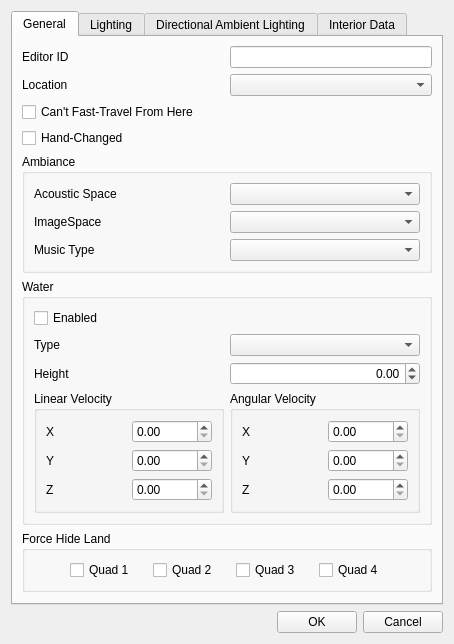
Before: the Qt Designer form native/src/DovahKit/ui/form_windows/cell.ui in DavidJCobb/DovahKit, drawn with Qt 5.
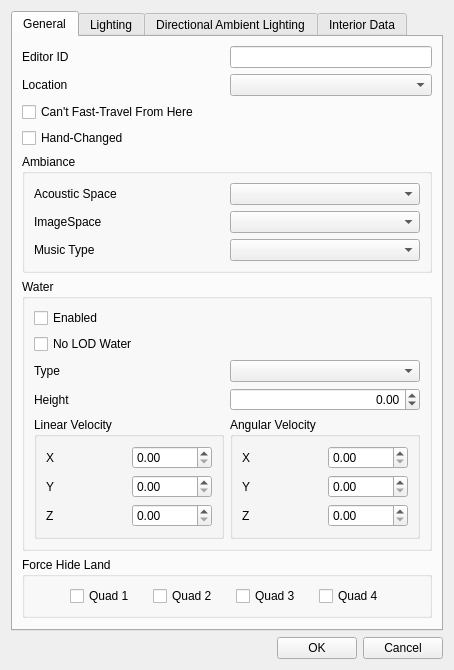
After: the same form once the commit is applied. The open tabs and pages were chosen to show the change. Custom widgets are drawn as their Qt base class.

What changed in the file:
```diff
--- a/native/src/DovahKit/ui/form_windows/cell.ui
+++ b/native/src/DovahKit/ui/form_windows/cell.ui
@@ -7,7 +7,7 @@
     <x>0</x>
     <y>0</y>
     <width>454</width>
-    <height>598</height>
+    <height>603</height>
    </rect>
   </property>
   <property name="windowTitle">
@@ -78,7 +78,103 @@
             </property>
            </widget>
           </item>
-          <item row="1" column="0">
+          <item row="4" column="1">
+           <widget class="QGroupBox" name="groupBox_5">
+            <property name="title">
+             <string>Angular Velocity</string>
+            </property>
+            <layout class="QGridLayout" name="gridLayout_7">
+             <item row="0" column="0">
+              <widget class="QLabel" name="label_8">
+               <property name="text">
+                <string>X</string>
+               </property>
+               <property name="buddy">
+                <cstring>waterAngularVelocityX</cstring>
+               </property>
+              </widget>
+             </item>
+             <item row="0" column="1">
+              <widget class="QDoubleSpinBox" name="waterAngularVelocityX"/>
+             </item>
+             <item row="1" column="1">
+              <widget class="QDoubleSpinBox" name="waterAngularVelocityY"/>
+             </item>
+             <item row="2" column="1">
+              <widget class="QDoubleSpinBox" name="waterAngularVelocityZ"/>
+             </item>
+             <item row="1" column="0">
+              <widget class="QLabel" name="label_11">
+               <property name="text">
+                <string>Y</string>
+               </property>
+               <property name="buddy">
+                <cstring>waterAngularVelocityY</cstring>
+               </property>
+              </widget>
+             </item>
+             <item row="2" column="0">
+              <widget class="QLabel" name="label_12">
+               <property name="text">
+                <string>Z</string>
+               </property>
+               <property name="buddy">
+                <cstring>waterAngularVelocityZ</cstring>
+               </property>
+              </widget>
+             </item>
+            </layout>
+           </widget>
+          </item>
+          <item row="4" column="0">
+           <widget class="QGroupBox" name="groupBox_4">
+            <property name="title">
+             <string>Linear Velocity</string>
+            </property>
+            <layout class="QGridLayout" name="gridLayout_6">
+             <item row="0" column="0">
+              <widget class="QLabel" name="label_7">
+               <property name="text">
+                <string>X</string>
+               </property>
+               <property name="buddy">
+                <cstring>waterLinearVelocityX</cstring>
+               </property>
+              </widget>
+             </item>
+             <item row="1" column="1">
+              <widget class="QDoubleSpinBox" name="waterLinearVelocityY"/>
+             </item>
+             <item row="0" column="1">
+              <widget class="QDoubleSpinBox" name="waterLinearVelocityX"/>
+             </item>
+             <item row="2" column="1">
+              <widget class="QDoubleSpinBox" name="waterLinearVelocityZ"/>
+             </item>
+             <item row="1" column="0">
+              <widget class="QLabel" name="label_9">
+               <property name="text">
+                <string>Y</string>
+               </property>
+               <property name="buddy">
+                <cstring>waterLinearVelocityY</cstring>
+               </property>
+              </widget>
+             </item>
+             <item row="2" column="0">
+              <widget class="QLabel" name="label_10">
+               <property name="text">
+                <string>Z</string>
+               </property>
+               <property name="buddy">
+                <cstring>waterLinearVelocityZ</cstring>
+               </property>
+              </widget>
+             </item>
+            </layout>
+           </widget>
+          </item>
+          <item row="2" column="0">
            <widget class="QLabel" name="label_5">
             <property name="text">
              <string>Type</string>
@@ -88,10 +184,10 @@
             </property>
            </widget>
           </item>
-          <item row="1" column="1">
+          <item row="2" column="1">
            <widget class="FormsOfTypeCombobox" name="waterType"/>
           </item>
-          <item row="2" column="1">
+          <item row="3" column="1">
            <widget class="QDoubleSpinBox" name="waterHeight">
             <property name="alignment">
              <set>Qt::AlignRight|Qt::AlignTrailing|Qt::AlignVCenter</set>
@@ -104,7 +200,7 @@
             </property>
            </widget>
           </item>
-          <item row="2" column="0">
+          <item row="3" column="0">
            <widget class="QLabel" name="label_6">
             <property name="text">
              <string>Height</string>
@@ -114,100 +210,11 @@
             </property>
            </widget>
           </item>
-          <item row="3" column="0">
-           <widget class="QGroupBox" name="groupBox_4">
-            <property name="title">
-             <string>Linear Velocity</string>
+          <item row="1" column="0" colspan="2">
+           <widget class="QCheckBox" name="flagNoLODWater">
+            <property name="text">
+             <string>No LOD Water</string>
             </property>
-            <layout class="QGridLayout" name="gridLayout_6">
-             <item row="0" column="0">
-              <widget class="QLabel" name="label_7">
-               <property name="text">
-                <string>X</string>
-               </property>
-               <property name="buddy">
-                <cstring>waterLinearVelocityX</cstring>
-               </property>
-              </widget>
-             </item>
-             <item row="1" column="1">
-              <widget class="QDoubleSpinBox" name="waterLinearVelocityY"/>
-             </item>
-             <item row="0" column="1">
-              <widget class="QDoubleSpinBox" name="waterLinearVelocityX"/>
-             </item>
-             <item row="2" column="1">
-              <widget class="QDoubleSpinBox" name="waterLinearVelocityZ"/>
-             </item>
-             <item row="1" column="0">
-              <widget class="QLabel" name="label_9">
-               <property name="text">
-                <string>Y</string>
-               </property>
-               <property name="buddy">
-                <cstring>waterLinearVelocityY</cstring>
-               </property>
-              </widget>
-             </item>
-             <item row="2" column="0">
-              <widget class="QLabel" name="label_10">
-               <property name="text">
-                <string>Z</string>
-               </property>
-               <property name="buddy">
-                <cstring>waterLinearVelocityZ</cstring>
-               </property>
-              </widget>
-             </item>
-            </layout>
-           </widget>
-          </item>
-          <item row="3" column="1">
-           <widget class="QGroupBox" name="groupBox_5">
-            <property name="title">
-             <string>Angular Velocity</string>
-            </property>
-            <layout class="QGridLayout" name="gridLayout_7">
-             <item row="0" column="0">
-              <widget class="QLabel" name="label_8">
-               <property name="text">
-                <string>X</string>
-               </property>
-               <property name="buddy">
-                <cstring>waterAngularVelocityX</cstring>
-               </property>
-              </widget>
-             </item>
-             <item row="0" column="1">
-              <widget class="QDoubleSpinBox" name="waterAngularVelocityX"/>
-             </item>
-             <item row="1" column="1">
-              <widget class="QDoubleSpinBox" name="waterAngularVelocityY"/>
-             </item>
-             <item row="2" column="1">
-              <widget class="QDoubleSpinBox" name="waterAngularVelocityZ"/>
-             </item>
-             <item row="1" column="0">
-              <widget class="QLabel" name="label_11">
-               <property name="text">
-                <string>Y</string>
-               </property>
-               <property name="buddy">
-                <cstring>waterAngularVelocityY</cstring>
-               </property>
-              </widget>
-             </item>
-             <item row="2" column="0">
-              <widget class="QLabel" name="label_12">
-               <property name="text">
-                <string>Z</string>
-               </property>
-               <property name="buddy">
-                <cstring>waterAngularVelocityZ</cstring>
-               </property>
-              </widget>
-             </item>
-            </layout>
            </widget>
           </item>
          </layout>
```
Left out of the diff: 29 changed lines with no effect on the pictures.
